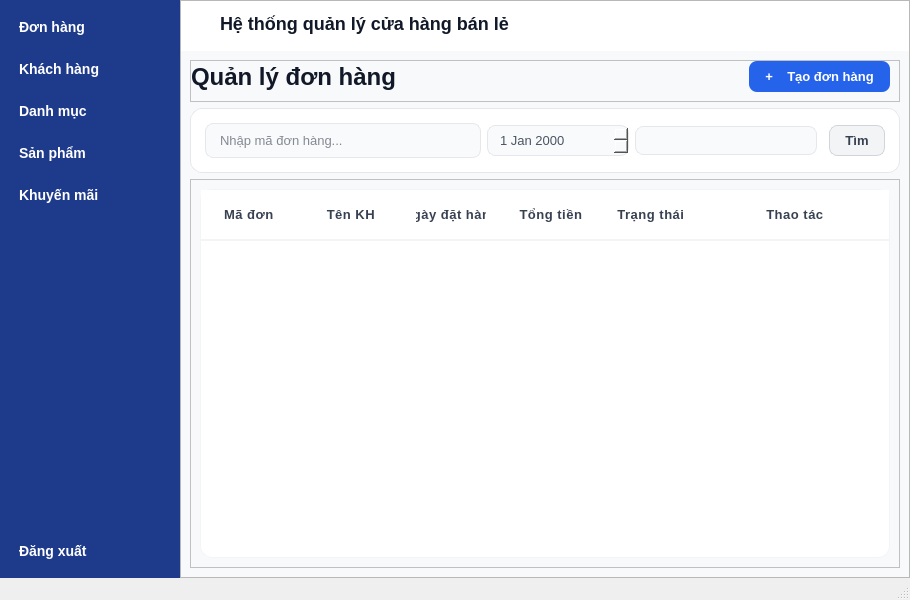
doandt0612/retail-store-management, file ui/NhanVienBanHang/mainNVBH.ui: the form before one commit.
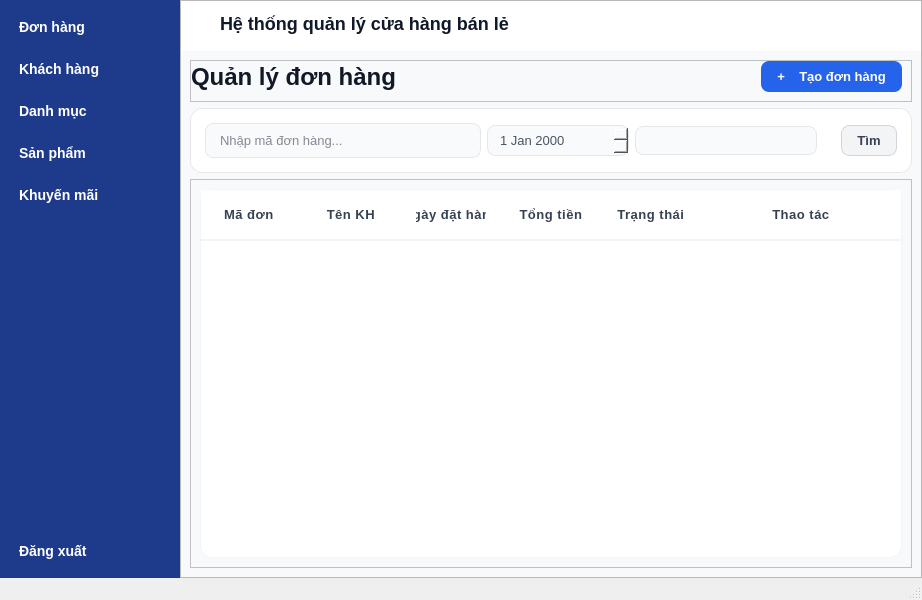
The form after the commit. The open tabs and pages were chosen to show the change.

Patch:
```diff
--- a/ui/NhanVienBanHang/mainNVBH.ui
+++ b/ui/NhanVienBanHang/mainNVBH.ui
@@ -6,7 +6,7 @@
    <rect>
     <x>0</x>
     <y>0</y>
-    <width>910</width>
+    <width>922</width>
     <height>600</height>
    </rect>
   </property>
```
Left out of the diff: 6 changed lines with no effect on the pictures.
